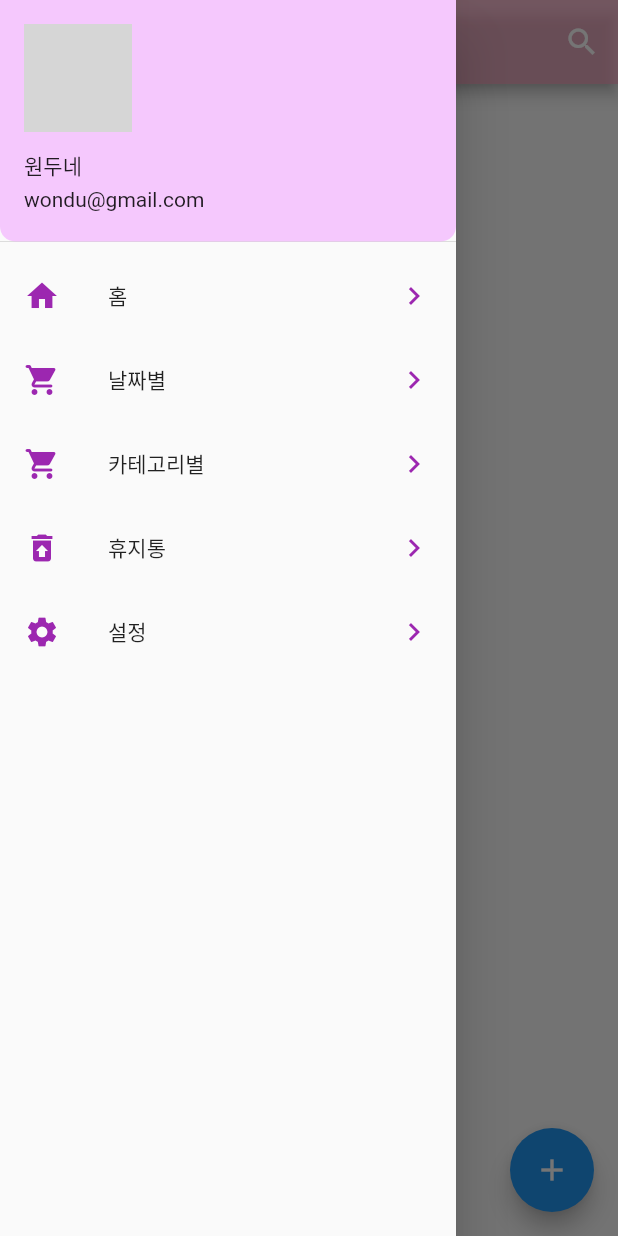
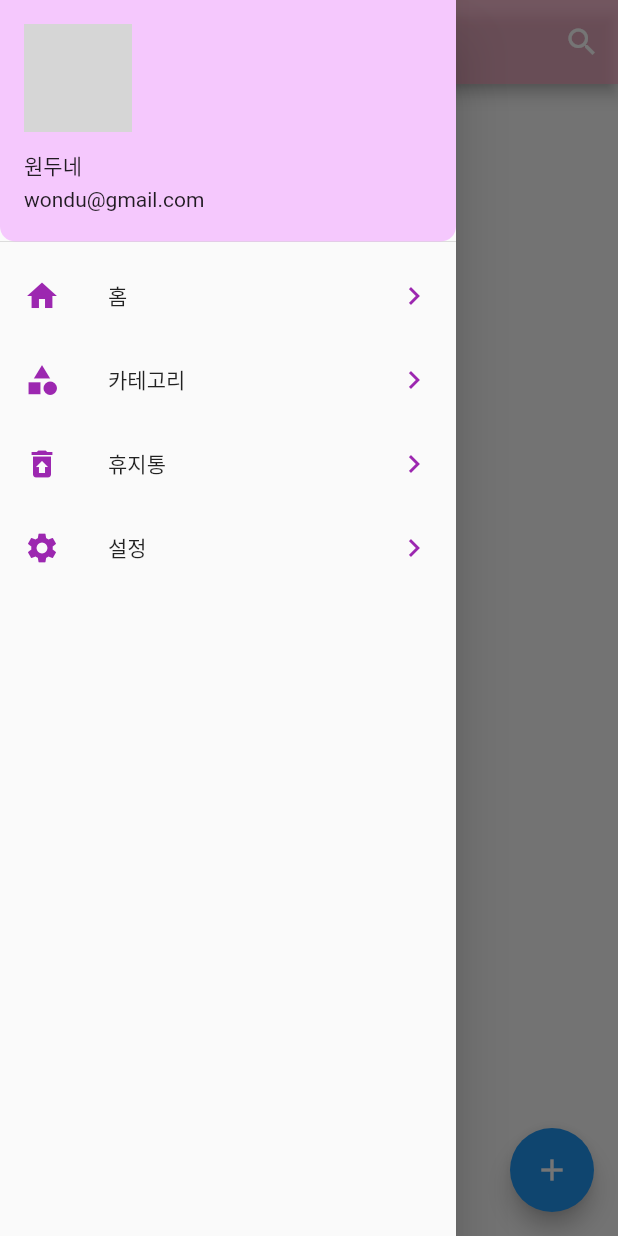
Before and after one commit to hdaisywd/wondu_studyplanner, a Flutter app: the screen it shows after launch, with the side drawer open, on a phone screen of 412 x 824 dp. Run offline on Flutter 3.47's test engine with Material 2 defaults, Android fonts, the phone set to English and light mode, and no system bars; our stand-ins replace shared_preferences; grey boxes are pictures that could not be loaded.

Commit message:
drawer 날짜별 항목 삭제, 카테고리 항목 아이콘 변경

```diff
--- a/lib/main.dart
+++ b/lib/main.dart
@@ -82,18 +82,10 @@
                   trailing: Icon(Icons.navigate_next),
                 ),
                 ListTile(
-                  leading: Icon(Icons.shopping_cart_rounded),
+                  leading: Icon(Icons.category),
                   iconColor: Colors.purple,
                   focusColor: Colors.purple,
-                  title: Text('날짜별'),
-                  onTap: () {},
-                  trailing: Icon(Icons.navigate_next),
-                ),
-                ListTile(
-                  leading: Icon(Icons.shopping_cart_rounded),
-                  iconColor: Colors.purple,
-                  focusColor: Colors.purple,
-                  title: Text('카테고리별'),
+                  title: Text('카테고리'),
                   onTap: () {},
                   trailing: Icon(Icons.navigate_next),
                 ),
```
